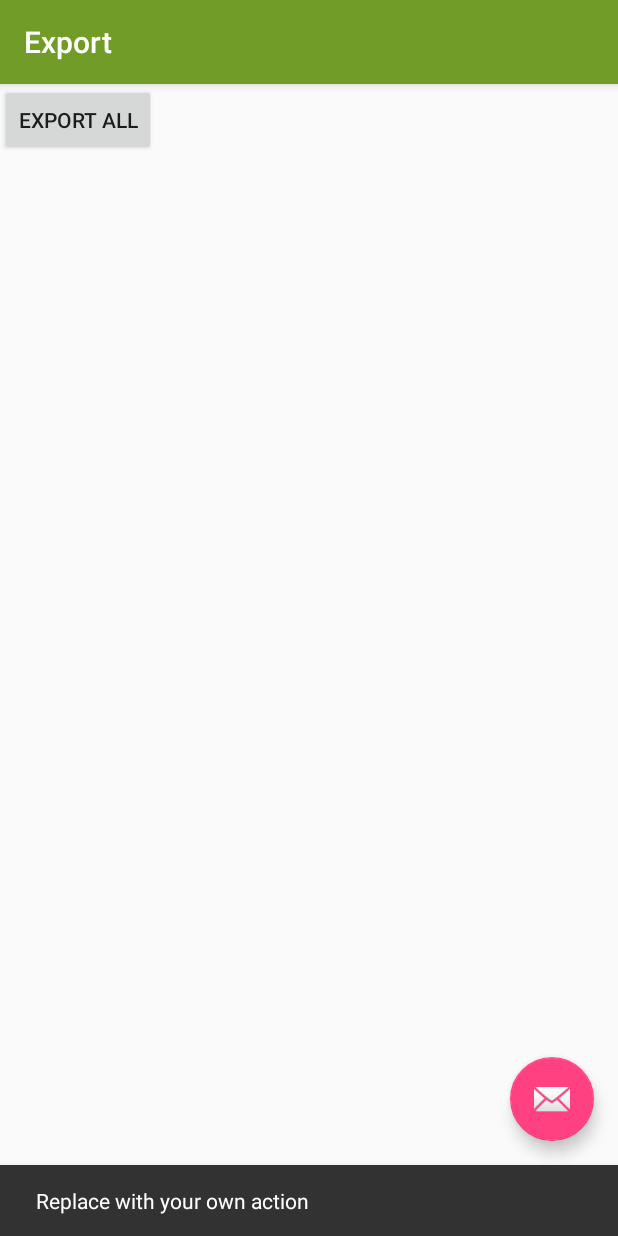
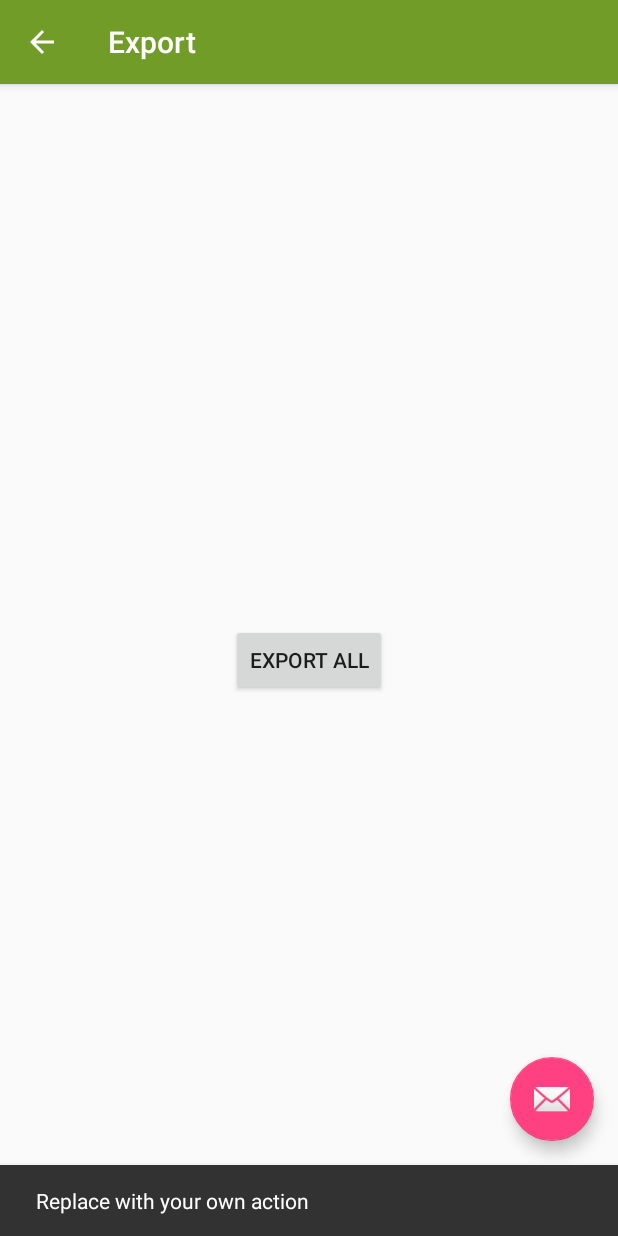
Before and after one commit to rashiidmv/ServiceDesk, an Android app: the Export screen opened directly, with no data from a screen before it, after a tap on "EXPORT ALL", on a phone screen of 412 x 824 dp. Run offline under Robolectric (Android 15) with nearby library versions, the phone set to English and light mode, and no system bars; 1 other tap on this screen came first.

Commit message:
Improvement in Export tables

```diff
--- a/app/src/main/AndroidManifest.xml
+++ b/app/src/main/AndroidManifest.xml
@@ -84,7 +84,13 @@
         <activity
             android:name=".DataExportImport.Export"
             android:label="@string/title_activity_export"
-            android:theme="@style/AppTheme.NoActionBar"></activity>
+            android:parentActivityName=".HomeListActivity"
+            android:theme="@style/AppTheme.NoActionBar"
+            android:windowSoftInputMode="stateVisible">
+            <meta-data
+                android:name="android.support.PARENT_ACTIVITY"
+                android:value="wds.servicedesk.HomeListActivity" />
+        </activity>
     </application>
 
 </manifest>
--- a/app/src/main/java/data/ExportImportDataSource.java
+++ b/app/src/main/java/data/ExportImportDataSource.java
@@ -12,9 +12,11 @@ import java.util.List;
 
 public class ExportImportDataSource {
     private SQLiteDatabase database;
+
     public ExportImportDataSource() {
         database = ServiceDeskDataSource.GetDbAccess().open();
     }
+
     public List<String> GetTableNames() {
         List<String> tableNames = new ArrayList<String>();
         Cursor result = database.rawQuery("\n" +
@@ -29,7 +31,7 @@ public class ExportImportDataSource {
 
     public JSONArray getResults(String tableName) {
 
-        String searchQuery = "SELECT  * FROM "+tableName;
+        String searchQuery = "SELECT  * FROM " + tableName;
         Cursor cursor = database.rawQuery(searchQuery, null);
 
         JSONArray resultSet = new JSONArray();
--- a/app/src/main/java/wds/servicedesk/DataExportImport/Export.java
+++ b/app/src/main/java/wds/servicedesk/DataExportImport/Export.java
@@ -2,6 +2,7 @@ package wds.servicedesk.DataExportImport;
 
 import android.content.Context;
 import android.content.ContextWrapper;
+import android.os.AsyncTask;
 import android.os.Bundle;
 import android.os.Environment;
 import android.support.design.widget.FloatingActionButton;
@@ -10,6 +11,7 @@ import android.support.v7.app.AppCompatActivity;
 import android.support.v7.widget.Toolbar;
 import android.util.Log;
 import android.view.View;
+import android.widget.ProgressBar;
 import android.widget.Toast;
 
 import org.json.JSONArray;
@@ -19,6 +21,8 @@ import java.io.FileOutputStream;
 import java.io.FileWriter;
 import java.io.IOException;
 import java.io.OutputStreamWriter;
+import java.sql.Date;
+import java.util.Calendar;
 import java.util.List;
 
 import data.ExportImportDataSource;
@@ -27,6 +31,8 @@ import wds.servicedesk.R;
 
 public class Export extends AppCompatActivity {
     private ExportImportDataSource exportImportDataSource;
+    private boolean isAdmin;
+    private Bundle bundle;
 
     @Override
     protected void onCreate(Bundle savedInstanceState) {
@@ -34,6 +40,13 @@ public class Export extends AppCompatActivity {
         setContentView(R.layout.activity_export);
         Toolbar toolbar = (Toolbar) findViewById(R.id.toolbar);
         setSupportActionBar(toolbar);
+        getSupportActionBar().setDisplayHomeAsUpEnabled(true);
+        toolbar.setNavigationOnClickListener(new View.OnClickListener() {
+            @Override
+            public void onClick(View v) {
+                onBackPressed();
+            }
+        });
 
         FloatingActionButton fab = (FloatingActionButton) findViewById(R.id.fab);
         fab.setOnClickListener(new View.OnClickListener() {
@@ -44,34 +57,80 @@ public class Export extends AppCompatActivity {
             }
         });
         exportImportDataSource = new ExportImportDataSource();
+
+        isAdmin = true;
+        bundle = getIntent().getExtras();
+        if (bundle != null && bundle.containsKey("IsAdmin")) {
+            isAdmin = bundle.getBoolean("IsAdmin");
+        }
     }
 
     public void ExportAll(View view) {
+
+
+        new Task().execute();
+    }
+
+    @Override
+    public void onBackPressed() {
+        finish();
+    }
+    @Override
+    protected void onResume() {
+        super.onResume();
+        if (!isAdmin) {
+            Toast.makeText(this, "You are not Admin", Toast.LENGTH_SHORT).show();
+            finish();
+        }
+    }
+
+    class Task extends AsyncTask<String, Integer, Boolean> {
+
+        @Override
+        protected void onPreExecute() {
+            ProgressBar progressBar = (ProgressBar) findViewById(R.id.progressBarExport);
+            progressBar.setVisibility(View.VISIBLE);
+            super.onPreExecute();
+        }
+
+        @Override
+        protected void onPostExecute(Boolean result) {
+            ProgressBar progressBar = (ProgressBar) findViewById(R.id.progressBarExport);
+            progressBar.setVisibility(View.GONE);
+            super.onPostExecute(result);
+        }
+
+        @Override
+        protected Boolean doInBackground(String... params) {
+            try {
                 List<String> tableNames;
                 tableNames = exportImportDataSource.GetTableNames();
 
                 try {
-            File storageDir = new File(Environment.getExternalStorageDirectory(), "ServiceDesk");
+                    File storageDir = new File(Environment.getExternalStorageDirectory(), "ServiceDesk-"+ Calendar.getInstance().getTime().toString());
                     if (!storageDir.exists()) {
                         if (!storageDir.mkdirs()) {
                             Log.d("App", "failed to create directory");
                         }
                     }
-            if(storageDir.exists()){
-                for (String name:tableNames) {
-                    File file = new File(storageDir, name+".txt");
+                    if (storageDir.exists()) {
+                        for (String name : tableNames) {
+                            File file = new File(storageDir, name + ".txt");
                             file.createNewFile();
-                    FileWriter fileWriter=new FileWriter(file);
-                    JSONArray result=exportImportDataSource.getResults(name);
+                            FileWriter fileWriter = new FileWriter(file);
+                            JSONArray result = exportImportDataSource.getResults(name);
                             fileWriter.write(result.toString());
                             fileWriter.close();
-
                         }
-
                     }
                 } catch (Exception e) {
                     e.printStackTrace();
-            Toast.makeText(view.getContext(),e.getMessage(),Toast.LENGTH_SHORT);
+                    //Toast.makeText(view.getContext(), e.getMessage(), Toast.LENGTH_SHORT);
+                }
+            } catch (Exception e) {
+                e.printStackTrace();
+            }
+            return null;
         }
     }
 }
--- a/app/src/main/res/layout/activity_export.xml
+++ b/app/src/main/res/layout/activity_export.xml
@@ -4,6 +4,7 @@
     xmlns:tools="http://schemas.android.com/tools"
     android:layout_width="match_parent"
     android:layout_height="match_parent"
+    android:fitsSystemWindows="true"
     tools:context=".DataExportImport.Export">
 
     <android.support.design.widget.AppBarLayout
--- a/app/src/main/res/layout/content_export.xml
+++ b/app/src/main/res/layout/content_export.xml
@@ -14,6 +14,22 @@
         android:layout_height="wrap_content"
         android:onClick="ExportAll"
         android:text="Export All"
-        tools:layout_editor_absoluteX="139dp"
-        tools:layout_editor_absoluteY="99dp" />
+        app:layout_constraintBottom_toBottomOf="parent"
+        app:layout_constraintEnd_toEndOf="parent"
+        app:layout_constraintHorizontal_bias="0.5"
+        app:layout_constraintStart_toStartOf="parent"
+        app:layout_constraintTop_toTopOf="parent" />
+
+    <ProgressBar
+        android:id="@+id/progressBarExport"
+        android:layout_width="wrap_content"
+        android:layout_height="wrap_content"
+        android:layout_marginEnd="136dp"
+        android:visibility="gone"
+        app:layout_constraintBottom_toBottomOf="parent"
+        app:layout_constraintEnd_toEndOf="parent"
+        app:layout_constraintHorizontal_bias="0.5"
+        app:layout_constraintStart_toStartOf="parent"
+        app:layout_constraintTop_toTopOf="parent" />
+
 </android.support.constraint.ConstraintLayout>
```
Also changed, not shown: app/src/main/java/data/LocationDataSource.java (+10 -8 lines). Lines whose indentation alone changed are shown as unchanged.
